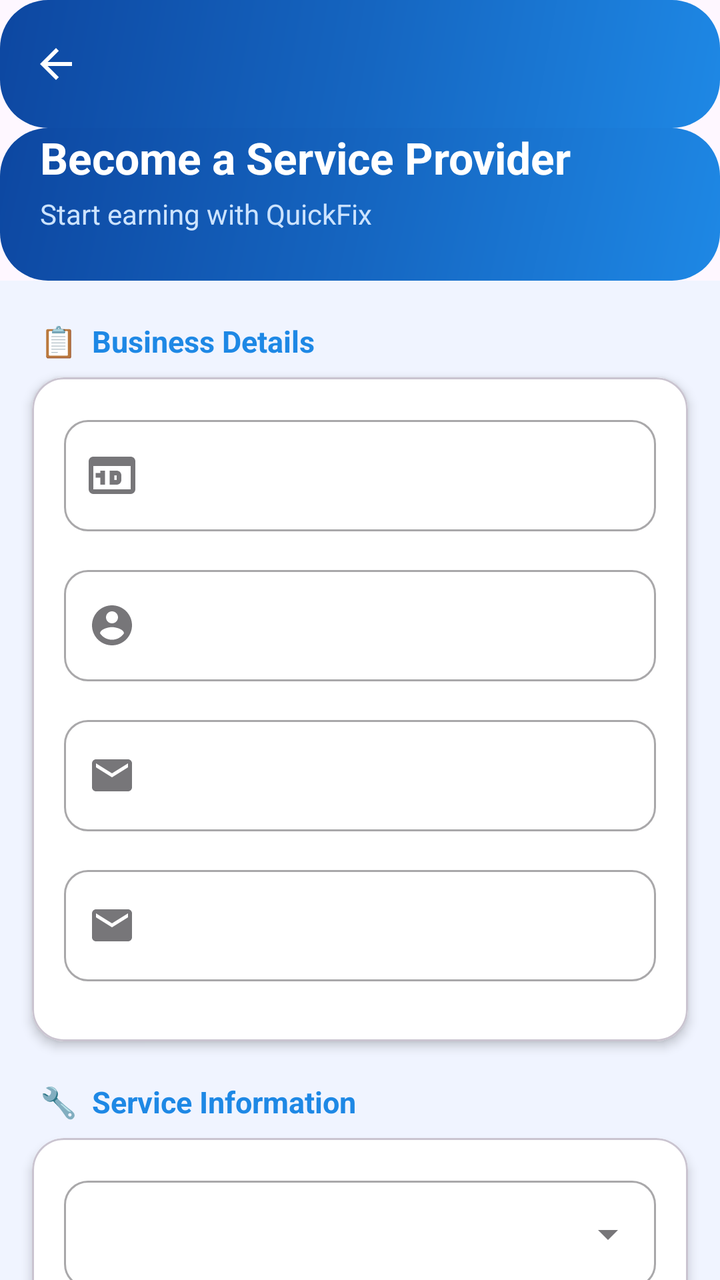
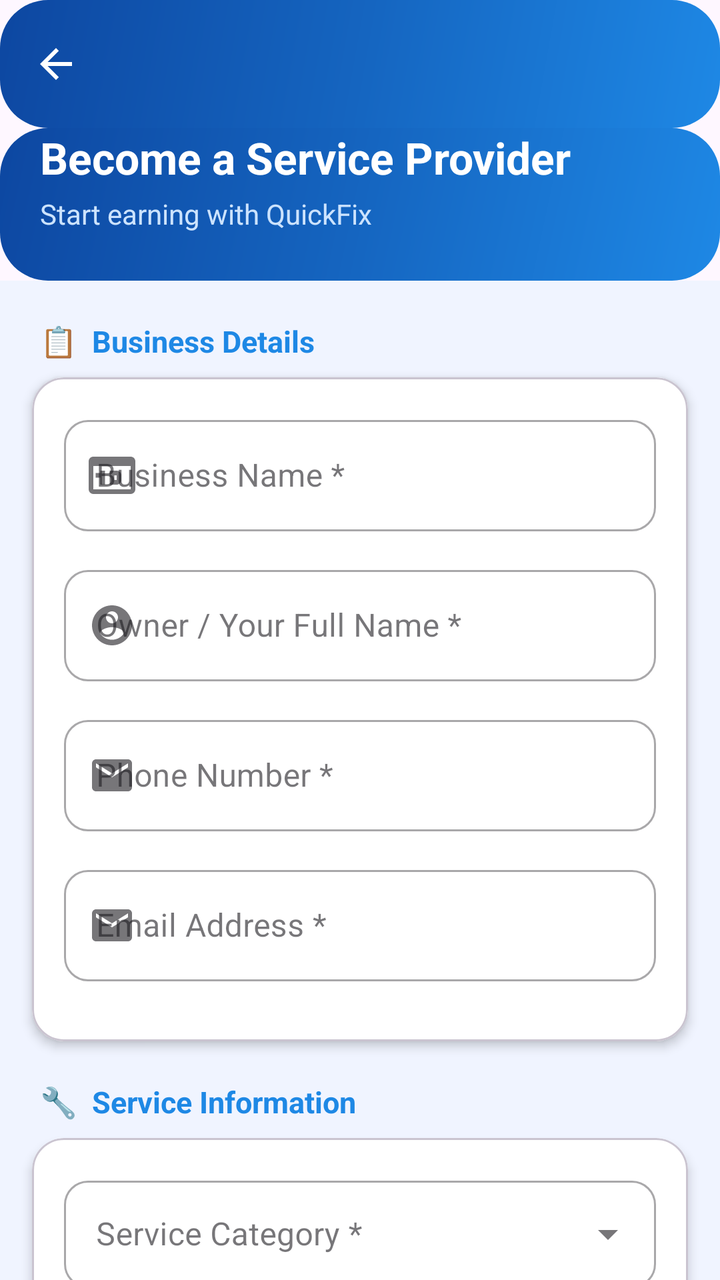

The first picture is an Android layout as it rendered before a commit; the second is the same layout after the commit. The layout source and the unified diff follow.
<!-- AndroidManifest.xml: application theme Theme.QuickFix -->
<!-- res/layout/activity_provider_application.xml -->
<?xml version="1.0" encoding="utf-8"?>
<androidx.coordinatorlayout.widget.CoordinatorLayout
    xmlns:android="http://schemas.android.com/apk/res/android"
    xmlns:app="http://schemas.android.com/apk/res-auto"
    android:layout_width="match_parent"
    android:layout_height="match_parent"
    android:background="#F0F4FF">

    
    <com.google.android.material.appbar.AppBarLayout
        android:layout_width="match_parent"
        android:layout_height="wrap_content"
        android:theme="@style/ThemeOverlay.AppCompat.Dark.ActionBar"
        app:elevation="0dp">

        <com.google.android.material.appbar.MaterialToolbar
            android:id="@+id/toolbar"
            android:layout_width="match_parent"
            android:layout_height="?attr/actionBarSize"
            android:background="@drawable/bg_onboarding_header"
            app:navigationIcon="@drawable/ic_arrow_back_white"
            app:titleTextColor="@color/white" />

        
        <LinearLayout
            android:layout_width="match_parent"
            android:layout_height="wrap_content"
            android:orientation="vertical"
            android:background="@drawable/bg_onboarding_header"
            android:paddingStart="20dp"
            android:paddingEnd="20dp"
            android:paddingBottom="24dp">

            <TextView
                android:layout_width="wrap_content"
                android:layout_height="wrap_content"
                android:text="Become a Service Provider"
                android:textColor="@color/white"
                android:textSize="22sp"
                android:textStyle="bold" />

            <TextView
                android:layout_width="wrap_content"
                android:layout_height="wrap_content"
                android:layout_marginTop="4dp"
                android:text="Start earning with QuickFix"
                android:textColor="#CCE3FF"
                android:textSize="14sp" />
        </LinearLayout>

    </com.google.android.material.appbar.AppBarLayout>

    
    <androidx.core.widget.NestedScrollView
        android:id="@+id/outerScrollView"
        android:layout_width="match_parent"
        android:layout_height="match_parent"
        android:fillViewport="true"
        app:layout_behavior="@string/appbar_scrolling_view_behavior">

        <LinearLayout
            android:layout_width="match_parent"
            android:layout_height="wrap_content"
            android:orientation="vertical"
            android:paddingBottom="32dp">

            
            <TextView
                android:layout_width="match_parent"
                android:layout_height="wrap_content"
                android:paddingHorizontal="20dp"
                android:paddingTop="20dp"
                android:paddingBottom="8dp"
                android:text="📋  Business Details"
                android:textColor="#1E88E5"
                android:textSize="15sp"
                android:textStyle="bold" />

            <com.google.android.material.card.MaterialCardView
                android:layout_width="match_parent"
                android:layout_height="wrap_content"
                android:layout_marginHorizontal="16dp"
                app:cardCornerRadius="16dp"
                app:cardElevation="3dp"
                app:cardBackgroundColor="@color/white">

                <LinearLayout
                    android:layout_width="match_parent"
                    android:layout_height="wrap_content"
                    android:orientation="vertical"
                    android:padding="16dp">

                    
                    <com.google.android.material.textfield.TextInputLayout
                        android:id="@+id/layoutBusinessName"
                        style="@style/Widget.MaterialComponents.TextInputLayout.OutlinedBox"
                        android:layout_width="match_parent"
                        android:layout_height="wrap_content"
                        android:layout_marginBottom="14dp"
                        app:startIconDrawable="@drawable/ic_business"
                        app:boxCornerRadiusTopStart="12dp"
                        app:boxCornerRadiusTopEnd="12dp"
                        app:boxCornerRadiusBottomStart="12dp"
                        app:boxCornerRadiusBottomEnd="12dp"
                        app:hintText="Business Name *">

                        <com.google.android.material.textfield.TextInputEditText
                            android:id="@+id/etBusinessName"
                            android:layout_width="match_parent"
                            android:layout_height="wrap_content"
                            android:textColor="#000000"
                            android:textColorHint="#9E9E9E"
                            android:inputType="textCapWords"
                            android:imeOptions="actionNext" />
                    </com.google.android.material.textfield.TextInputLayout>

                    
                    <com.google.android.material.textfield.TextInputLayout
                        android:id="@+id/layoutOwnerName"
                        style="@style/Widget.MaterialComponents.TextInputLayout.OutlinedBox"
                        android:layout_width="match_parent"
                        android:layout_height="wrap_content"
                        android:layout_marginBottom="14dp"
                        app:startIconDrawable="@drawable/ic_person"
                        app:boxCornerRadiusTopStart="12dp"
                        app:boxCornerRadiusTopEnd="12dp"
                        app:boxCornerRadiusBottomStart="12dp"
                        app:boxCornerRadiusBottomEnd="12dp"
                        app:hintText="Owner / Your Full Name *">

                        <com.google.android.material.textfield.TextInputEditText
                            android:id="@+id/etOwnerName"
                            android:layout_width="match_parent"
                            android:layout_height="wrap_content"
                            android:textColor="#000000"
                            android:textColorHint="#9E9E9E"
                            android:inputType="textPersonName"
                            android:imeOptions="actionNext" />
                    </com.google.android.material.textfield.TextInputLayout>

                    
                    <com.google.android.material.textfield.TextInputLayout
                        android:id="@+id/layoutPhone"
                        style="@style/Widget.MaterialComponents.TextInputLayout.OutlinedBox"
                        android:layout_width="match_parent"
                        android:layout_height="wrap_content"
                        android:layout_marginBottom="14dp"
                        app:startIconDrawable="@drawable/ic_email"
                        app:boxCornerRadiusTopStart="12dp"
                        app:boxCornerRadiusTopEnd="12dp"
                        app:boxCornerRadiusBottomStart="12dp"
                        app:boxCornerRadiusBottomEnd="12dp"
                        app:hintText="Phone Number *">

                        <com.google.android.material.textfield.TextInputEditText
                            android:id="@+id/etPhone"
                            android:layout_width="match_parent"
                            android:layout_height="wrap_content"
                            android:textColor="#000000"
                            android:textColorHint="#9E9E9E"
                            android:inputType="phone"
                            android:imeOptions="actionNext" />
                    </com.google.android.material.textfield.TextInputLayout>

                    
                    <com.google.android.material.textfield.TextInputLayout
                        android:id="@+id/layoutEmail"
                        style="@style/Widget.MaterialComponents.TextInputLayout.OutlinedBox"
                        android:layout_width="match_parent"
                        android:layout_height="wrap_content"
                        android:layout_marginBottom="14dp"
                        app:startIconDrawable="@drawable/ic_email"
                        app:boxCornerRadiusTopStart="12dp"
                        app:boxCornerRadiusTopEnd="12dp"
                        app:boxCornerRadiusBottomStart="12dp"
                        app:boxCornerRadiusBottomEnd="12dp"
                        app:hintText="Email Address *">

                        <com.google.android.material.textfield.TextInputEditText
                            android:id="@+id/etEmail"
                            android:layout_width="match_parent"
                            android:layout_height="wrap_content"
                            android:textColor="#000000"
                            android:textColorHint="#9E9E9E"
                            android:inputType="textEmailAddress"
                            android:imeOptions="actionNext" />
                    </com.google.android.material.textfield.TextInputLayout>

                </LinearLayout>
            </com.google.android.material.card.MaterialCardView>

            
            <TextView
                android:layout_width="match_parent"
                android:layout_height="wrap_content"
                android:paddingHorizontal="20dp"
                android:paddingTop="20dp"
                android:paddingBottom="8dp"
                android:text="🔧  Service Information"
                android:textColor="#1E88E5"
                android:textSize="15sp"
                android:textStyle="bold" />

            <com.google.android.material.card.MaterialCardView
                android:layout_width="match_parent"
                android:layout_height="wrap_content"
                android:layout_marginHorizontal="16dp"
                app:cardCornerRadius="16dp"
                app:cardElevation="3dp"
                app:cardBackgroundColor="@color/white">

                <LinearLayout
                    android:layout_width="match_parent"
                    android:layout_height="wrap_content"
                    android:orientation="vertical"
                    android:padding="16dp">

                    
                    <com.google.android.material.textfield.TextInputLayout
                        android:id="@+id/layoutCategory"
                        style="@style/Widget.MaterialComponents.TextInputLayout.OutlinedBox.ExposedDropdownMenu"
                        android:layout_width="match_parent"
                        android:layout_height="wrap_content"
                        android:layout_marginBottom="14dp"
                        app:boxCornerRadiusTopStart="12dp"
                        app:boxCornerRadiusTopEnd="12dp"
                        app:boxCornerRadiusBottomStart="12dp"
                        app:boxCornerRadiusBottomEnd="12dp"
                        app:hintText="Service Category *">

                        <AutoCompleteTextView
                            android:id="@+id/spinnerCategory"
                            android:layout_width="match_parent"
                            android:layout_height="wrap_content"
                            android:textColor="#000000"
                            android:textColorHint="#9E9E9E"
                            android:inputType="none"
                            android:focusable="false"
                            android:cursorVisible="false"
                            android:padding="16dp" />
                    </com.google.android.material.textfield.TextInputLayout>

                    
                    <com.google.android.material.textfield.TextInputLayout
                        android:id="@+id/layoutCity"
                        style="@style/Widget.MaterialComponents.TextInputLayout.OutlinedBox"
                        android:layout_width="match_parent"
                        android:layout_height="wrap_content"
                        android:layout_marginBottom="14dp"
                        app:startIconDrawable="@drawable/ic_city"
                        app:boxCornerRadiusTopStart="12dp"
                        app:boxCornerRadiusTopEnd="12dp"
                        app:boxCornerRadiusBottomStart="12dp"
                        app:boxCornerRadiusBottomEnd="12dp"
                        app:hintText="City *">

                        <com.google.android.material.textfield.TextInputEditText
                            android:id="@+id/etCity"
                            android:layout_width="match_parent"
                            android:layout_height="wrap_content"
                            android:textColor="#000000"
                            android:textColorHint="#9E9E9E"
                            android:inputType="textCapWords"
                            android:imeOptions="actionNext" />
                    </com.google.android.material.textfield.TextInputLayout>

                    
                    <com.google.android.material.textfield.TextInputLayout
                        android:id="@+id/layoutExperience"
                        style="@style/Widget.MaterialComponents.TextInputLayout.OutlinedBox"
                        android:layout_width="match_parent"
                        android:layout_height="wrap_content"
                        android:layout_marginBottom="14dp"
                        app:boxCornerRadiusTopStart="12dp"
                        app:boxCornerRadiusTopEnd="12dp"
                        app:boxCornerRadiusBottomStart="12dp"
                        app:boxCornerRadiusBottomEnd="12dp"
                        app:suffixText="years"
                        app:hintText="Years of Experience *">

                        <com.google.android.material.textfield.TextInputEditText
                            android:id="@+id/etExperience"
                            android:layout_width="match_parent"
                            android:layout_height="wrap_content"
                            android:textColor="#000000"
                            android:textColorHint="#9E9E9E"
                            android:inputType="number"
                            android:imeOptions="actionNext" />
                    </com.google.android.material.textfield.TextInputLayout>

                    
                    <com.google.android.material.textfield.TextInputLayout
                        android:id="@+id/layoutDescription"
                        style="@style/Widget.MaterialComponents.TextInputLayout.OutlinedBox"
                        android:layout_width="match_parent"
                        android:layout_height="wrap_content"
                        app:boxCornerRadiusTopStart="12dp"
                        app:boxCornerRadiusTopEnd="12dp"
                        app:boxCornerRadiusBottomStart="12dp"
                        app:boxCornerRadiusBottomEnd="12dp"
                        app:counterEnabled="true"
                        app:counterMaxLength="300"
                        app:hintText="Business Description *">

                        <com.google.android.material.textfield.TextInputEditText
                            android:id="@+id/etDescription"
                            android:layout_width="match_parent"
                            android:layout_height="wrap_content"
                            android:textColor="#000000"
                            android:textColorHint="#9E9E9E"
                            android:inputType="textMultiLine"
                            android:lines="4"
                            android:maxLines="6"
                            android:gravity="top"
                            android:imeOptions="actionDone" />
                    </com.google.android.material.textfield.TextInputLayout>

                </LinearLayout>
            </com.google.android.material.card.MaterialCardView>

            
            <TextView
                android:layout_width="match_parent"
                android:layout_height="wrap_content"
                android:paddingHorizontal="20dp"
                android:paddingTop="20dp"
                android:paddingBottom="8dp"
                android:text="📜  Terms &amp; Conditions"
                android:textColor="#1E88E5"
                android:textSize="15sp"
                android:textStyle="bold" />

            <com.google.android.material.card.MaterialCardView
                android:layout_width="match_parent"
                android:layout_height="wrap_content"
                android:layout_marginHorizontal="16dp"
                app:cardCornerRadius="16dp"
                app:cardElevation="3dp"
                app:cardBackgroundColor="@color/white">

                <LinearLayout
                    android:layout_width="match_parent"
                    android:layout_height="wrap_content"
                    android:orientation="vertical"
                    android:padding="16dp">

                    
                    <TextView
                        android:id="@+id/tvScrollHint"
                        android:layout_width="match_parent"
                        android:layout_height="wrap_content"
                        android:layout_marginBottom="8dp"
                        android:background="#FFF8E1"
                        android:padding="10dp"
                        android:text="⬇️  Please scroll to the bottom to read and accept the terms."
                        android:textColor="#F57F17"
                        android:textSize="12sp" />

                    
                    <ScrollView
                        android:id="@+id/termsScrollView"
                        android:layout_width="match_parent"
                        android:layout_height="200dp"
                        android:background="@drawable/bg_terms_scroll"
                        android:padding="4dp"
                        android:scrollbars="vertical">

                        <TextView
                            android:id="@+id/tvTermsContent"
                            android:layout_width="match_parent"
                            android:layout_height="wrap_content"
                            android:padding="12dp"
                            android:textColor="#333333"
                            android:textSize="13sp"
                            android:lineSpacingMultiplier="1.5"
                            android:text="@string/provider_terms_full" />
                    </ScrollView>

                    
                    <com.google.android.material.checkbox.MaterialCheckBox
                        android:id="@+id/checkboxTerms"
                        android:layout_width="match_parent"
                        android:layout_height="wrap_content"
                        android:layout_marginTop="14dp"
                        android:text="I have read and agree to the Terms &amp; Conditions"
                        android:textColor="#333333"
                        android:textSize="14sp"
                        android:enabled="false" />

                </LinearLayout>
            </com.google.android.material.card.MaterialCardView>

            
            <com.google.android.material.button.MaterialButton
                android:id="@+id/btnSubmit"
                android:layout_width="match_parent"
                android:layout_height="56dp"
                android:layout_marginHorizontal="16dp"
                android:layout_marginTop="24dp"
                android:text="Submit Application"
                android:textSize="16sp"
                android:textStyle="bold"
                android:enabled="false"
                app:cornerRadius="14dp"
                app:backgroundTint="#1E88E5"
                app:icon="@drawable/ic_approval"
                app:iconGravity="textStart" />

            
            <LinearLayout
                android:id="@+id/layoutStatusBadge"
                android:layout_width="match_parent"
                android:layout_height="wrap_content"
                android:layout_marginHorizontal="16dp"
                android:layout_marginTop="12dp"
                android:orientation="horizontal"
                android:gravity="center"
                android:visibility="gone">

                <TextView
                    android:layout_width="wrap_content"
                    android:layout_height="wrap_content"
                    android:background="@drawable/bg_status_pending"
                    android:text="⏳  Pending Approval"
                    android:textColor="#E65100"
                    android:textSize="13sp"
                    android:textStyle="bold" />
            </LinearLayout>

        </LinearLayout>
    </androidx.core.widget.NestedScrollView>

    
    <FrameLayout
        android:id="@+id/successOverlay"
        android:layout_width="match_parent"
        android:layout_height="match_parent"
        android:background="#CC000000"
        android:visibility="gone">

        <com.google.android.material.card.MaterialCardView
            android:layout_width="300dp"
            android:layout_height="wrap_content"
            android:layout_gravity="center"
            app:cardCornerRadius="20dp"
            app:cardElevation="16dp"
            app:cardBackgroundColor="@color/white">

            <LinearLayout
                android:layout_width="match_parent"
                android:layout_height="wrap_content"
                android:orientation="vertical"
                android:gravity="center"
                android:padding="28dp">

                <TextView
                    android:layout_width="64dp"
                    android:layout_height="64dp"
                    android:background="@drawable/bg_success_circle"
                    android:gravity="center"
                    android:text="✓"
                    android:textColor="@color/white"
                    android:textSize="28sp"
                    android:textStyle="bold" />

                <TextView
                    android:layout_width="wrap_content"
                    android:layout_height="wrap_content"
                    android:layout_marginTop="16dp"
                    android:text="Application Submitted! 🎉"
                    android:textColor="#000000"
                    android:textSize="18sp"
                    android:textStyle="bold"
                    android:gravity="center" />

                <TextView
                    android:layout_width="wrap_content"
                    android:layout_height="wrap_content"
                    android:layout_marginTop="10dp"
                    android:text="Application submitted successfully.\nAwait admin approval."
                    android:textColor="#555555"
                    android:textSize="14sp"
                    android:gravity="center"
                    android:lineSpacingMultiplier="1.4" />

                <com.google.android.material.button.MaterialButton
                    android:id="@+id/btnSuccessHome"
                    android:layout_width="match_parent"
                    android:layout_height="48dp"
                    android:layout_marginTop="20dp"
                    android:text="Back to Home"
                    app:cornerRadius="12dp"
                    app:backgroundTint="#1E88E5" />

            </LinearLayout>
        </com.google.android.material.card.MaterialCardView>
    </FrameLayout>

</androidx.coordinatorlayout.widget.CoordinatorLayout>
<!-- resources referenced by this layout -->
<resources>
  <color name="white">#FFFFFFFF</color>
  <!-- drawable bg_success_circle (drawable) -->
  <?xml version="1.0" encoding="utf-8"?>
  <shape xmlns:android="http://schemas.android.com/apk/res/android"
      android:shape="oval">
      <gradient
          android:angle="135"
          android:startColor="#43A047"
          android:endColor="#1B5E20" />
  </shape>
  <!-- drawable bg_terms_scroll (drawable) -->
  <?xml version="1.0" encoding="utf-8"?>
  <shape xmlns:android="http://schemas.android.com/apk/res/android"
      android:shape="rectangle">
      <solid android:color="#EBF3FF" />
      <corners android:radius="12dp" />
      <stroke android:width="1dp" android:color="#BBDEFB" />
  </shape>
  <!-- drawable ic_arrow_back_white (drawable) -->
  <vector xmlns:android="http://schemas.android.com/apk/res/android"
      android:width="24dp"
      android:height="24dp"
      android:viewportWidth="24"
      android:viewportHeight="24">
      <path
          android:fillColor="#FFFFFF"
          android:pathData="M20,11H7.83l5.59,-5.59L12,4l-8,8 8,8 1.41,-1.41L7.83,13H20v-2z" />
  </vector>
  <string name="provider_terms_full">PROVIDER TERMS &amp; CONDITIONS\n\nEffective Date: January 1, 2025\n\nBy submitting a provider application on QuickFix, you agree to the following terms:\n\n1. ELIGIBILITY\n   • You must be 18 years or older.\n   • You must possess the necessary skills and qualifications for the service category you apply for.\n   • You must provide accurate and truthful information in this application.\n\n2. SERVICE STANDARDS\n   • You must deliver services as described and agreed upon with customers.\n   • All work must meet professional quality standards.\n   • You must arrive on time and communicate proactively with customers.\n   • Any misrepresentation of your services may result in account suspension.\n\n3. PLATFORM COMMISSION\n   • QuickFix charges a platform commission on completed bookings.\n   • Commission rates will be communicated upon approval of your application.\n   • You agree to accept the commission structure in force at the time of booking.\n\n4. CUSTOMER DATA &amp; PRIVACY\n   • You must respect the privacy of all customer information shared with you.\n   • Customer contact details must only be used for service delivery purposes.\n   • Sharing, selling, or misusing customer data is strictly prohibited.\n\n5. PROFESSIONAL CONDUCT\n   • You must maintain professional and respectful conduct at all times.\n   • Harassment, discrimination, or abuse toward customers is grounds for immediate termination.\n   • You must not solicit customers to transact outside the QuickFix platform.\n\n6. ACCOUNT VIOLATIONS\n   • Fraudulent activity, fake reviews, or any form of deception will lead to permanent removal.\n   • Repeated complaints or low ratings may result in suspension pending review.\n   • QuickFix reserves the right to remove any provider listing that violates these guidelines.\n\n7. SAFETY &amp; LIABILITY\n   • You are responsible for your own safety and the safety of your tools and equipment.\n   • QuickFix is not liable for injuries, damages, or losses arising from your services.\n   • You agree to indemnify QuickFix against any claims arising from your conduct.\n\n8. MODIFICATIONS\n   • QuickFix may update these terms at any time.\n   • Continued use of the platform after changes constitutes acceptance of the new terms.\n\n9. TERMINATION\n   • Either party may terminate the provider relationship at any time.\n   • QuickFix may suspend or terminate accounts that violate these terms without prior notice.\n\nBy checking the agreement box, you confirm that you have read, understood, and agree to be bound by these Terms and Conditions.\n\nFor questions, contact: support@quickfix.app\nFull terms: quickfix.app/terms</string>
  <style name="Theme.QuickFix" parent="Base.Theme.QuickFix" />
  <style name="Base.Theme.QuickFix" parent="Theme.Material3.DayNight.NoActionBar">
          
          
      </style>
  <!-- unchanged entries left out for length: 7 -->
</resources>

<!-- the commit's change to res/layout/activity_provider_application.xml (unified diff, before → after) -->
@@ -102,7 +102,7 @@
                         app:boxCornerRadiusTopEnd="12dp"
                         app:boxCornerRadiusBottomStart="12dp"
                         app:boxCornerRadiusBottomEnd="12dp"
-                        app:hintText="Business Name *">
+                        android:hint="Business Name *">
 
                         <com.google.android.material.textfield.TextInputEditText
                             android:id="@+id/etBusinessName"
@@ -126,7 +126,7 @@
                         app:boxCornerRadiusTopEnd="12dp"
                         app:boxCornerRadiusBottomStart="12dp"
                         app:boxCornerRadiusBottomEnd="12dp"
-                        app:hintText="Owner / Your Full Name *">
+                        android:hint="Owner / Your Full Name *">
 
                         <com.google.android.material.textfield.TextInputEditText
                             android:id="@+id/etOwnerName"
@@ -150,7 +150,7 @@
                         app:boxCornerRadiusTopEnd="12dp"
                         app:boxCornerRadiusBottomStart="12dp"
                         app:boxCornerRadiusBottomEnd="12dp"
-                        app:hintText="Phone Number *">
+                        android:hint="Phone Number *">
 
                         <com.google.android.material.textfield.TextInputEditText
                             android:id="@+id/etPhone"
@@ -174,7 +174,7 @@
                         app:boxCornerRadiusTopEnd="12dp"
                         app:boxCornerRadiusBottomStart="12dp"
                         app:boxCornerRadiusBottomEnd="12dp"
-                        app:hintText="Email Address *">
+                        android:hint="Email Address *">
 
                         <com.google.android.material.textfield.TextInputEditText
                             android:id="@+id/etEmail"
@@ -226,7 +226,7 @@
                         app:boxCornerRadiusTopEnd="12dp"
                         app:boxCornerRadiusBottomStart="12dp"
                         app:boxCornerRadiusBottomEnd="12dp"
-                        app:hintText="Service Category *">
+                        android:hint="Service Category *">
 
                         <AutoCompleteTextView
                             android:id="@+id/spinnerCategory"
@@ -252,7 +252,7 @@
                         app:boxCornerRadiusTopEnd="12dp"
                         app:boxCornerRadiusBottomStart="12dp"
                         app:boxCornerRadiusBottomEnd="12dp"
-                        app:hintText="City *">
+                        android:hint="City *">
 
                         <com.google.android.material.textfield.TextInputEditText
                             android:id="@+id/etCity"
@@ -276,7 +276,7 @@
                         app:boxCornerRadiusBottomStart="12dp"
                         app:boxCornerRadiusBottomEnd="12dp"
                         app:suffixText="years"
-                        app:hintText="Years of Experience *">
+                        android:hint="Years of Experience *">
 
                         <com.google.android.material.textfield.TextInputEditText
                             android:id="@+id/etExperience"
@@ -300,7 +300,7 @@
                         app:boxCornerRadiusBottomEnd="12dp"
                         app:counterEnabled="true"
                         app:counterMaxLength="300"
-                        app:hintText="Business Description *">
+                        android:hint="Business Description *">
 
                         <com.google.android.material.textfield.TextInputEditText
                             android:id="@+id/etDescription"
